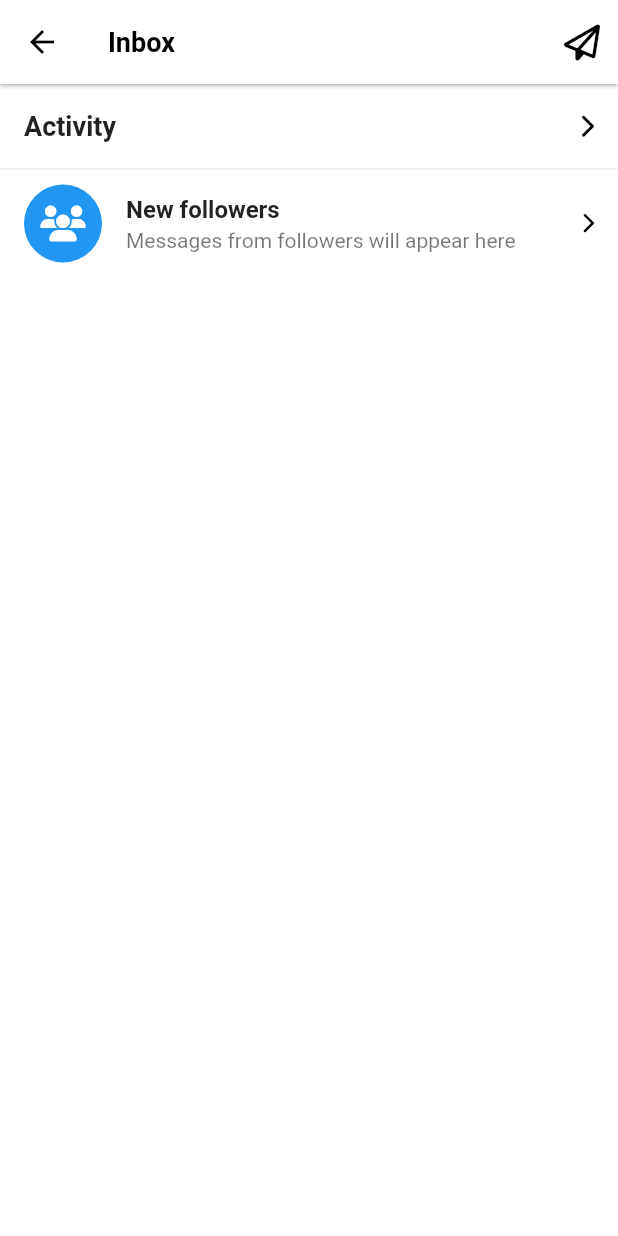
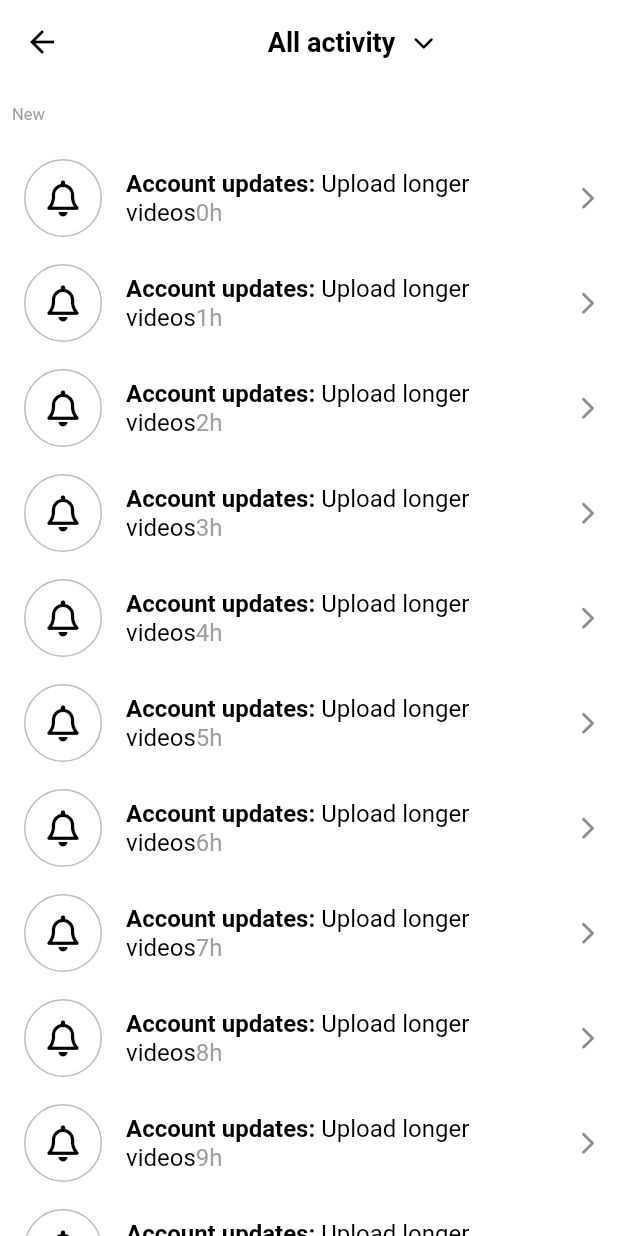
Before and after one commit to marlaangsoul/ex_flutter_clone_coding, a Flutter app: the InboxScreen screen opened directly, after a tap on "Activity", on a phone screen of 412 x 824 dp. Run offline on Flutter 3.47's test engine with Material 2 defaults, Android fonts, the phone set to English and light mode, and no system bars; our stand-ins replace font_awesome_flutter, video_player, visibility_detector.

Commit message:
2023/03/09 Study Update

```diff
--- /dev/null
+++ b/tiktok_clone/lib/features/inbox/activity_screen.dart
@@ -0,0 +1,277 @@
+import 'package:flutter/material.dart';
+import 'package:font_awesome_flutter/font_awesome_flutter.dart';
+import 'package:tiktok_clone/constants/gaps.dart';
+import 'package:tiktok_clone/constants/sizes.dart';
+
+class ActivityScreen extends StatefulWidget {
+  const ActivityScreen({super.key});
+
+  @override
+  State<ActivityScreen> createState() => _ActivityScreenState();
+}
+
+class _ActivityScreenState extends State<ActivityScreen>
+    with
+        SingleTickerProviderStateMixin // 매 프레임마다 변화를 콜백 해줌과 동시에 widget treed에 없을때 resource를 낭비하고 있지 않게도 해준다.
+{
+  final List<String> _notifications = List.generate(20, (index) => "${index}h");
+  // 리스르틑 만드는데, List.generate 하면 generate가 위젯을 20번 생성한다.
+
+  final List<Map<String, dynamic>> _tabs = [
+    {
+      "title": "All activity",
+      "icon": FontAwesomeIcons.solidMessage,
+    },
+    {
+      "title": "Likes",
+      "icon": FontAwesomeIcons.solidHeart,
+    },
+    {
+      "title": "Comments",
+      "icon": FontAwesomeIcons.solidComments,
+    },
+    {
+      "title": "Mentions",
+      "icon": FontAwesomeIcons.at,
+    },
+    {
+      "title": "Followers",
+      "icon": FontAwesomeIcons.solidUser,
+    },
+    {
+      "title": "From TikTok",
+      "icon": FontAwesomeIcons.tiktok,
+    }
+  ];
+
+  bool _showBarrier = false;
+
+  late final AnimationController _animationController = AnimationController(
+      vsync: this, duration: const Duration(milliseconds: 200));
+  //late를 사용하면 initState를 사용할 것 없이 바로 위와 같이 쓸수 있다.
+
+  // @override
+  // void initState() {
+  //   super.initState();
+  //   _animationController = AnimationController(vsync: this);
+  // }
+
+  late final Animation<double> _arrowAnimation =
+      Tween(begin: 0.0, end: 0.5).animate(_animationController);
+
+// 사용자에게 animation 효과를 보여주기 위한 방법.
+// 첫번째.
+// AnimationController의 value를 수정하고, Controller에 eventListener를 추가하는 것.
+// 그런 다음 setState를 하면 그게 build 메소드를 실행시키고 사용자에게 애니메이션의 단계들이 보여지는 것.
+// 두번째
+// Animation Builder를 사용하는 것. Animation Builder가 첫번째 방법의 작업을 대신 해줌.
+// 세번째.
+// 위와 같은 방법. 위의 두문장과 같이 코딩 후, RotationTransition 사용.
+
+  late final Animation<Offset> _panelAnimation = Tween<Offset>(
+    begin: const Offset(0, -1), // 비율이다. 50%
+    end: Offset.zero,
+  ).animate(_animationController);
+
+  late final Animation<Color?> _barrierAnimation =
+      ColorTween(begin: Colors.transparent, end: Colors.black38)
+          .animate(_animationController);
+
+  void _onDismissed(String notification) {
+    _notifications.remove(notification); // notification 삭제.
+    setState(() {});
+  }
+
+  void _toggleAnimation() async {
+    if (_animationController.isCompleted) {
+      await _animationController.reverse();
+    } else {
+      _animationController.forward();
+    }
+
+    setState(() {
+      _showBarrier = !_showBarrier;
+    });
+  }
+
+  @override
+  Widget build(BuildContext context) {
+    print(_notifications); // 사라지는 것을 확인할 수 있다.
+    return Scaffold(
+      appBar: AppBar(
+        title: GestureDetector(
+          onTap: _toggleAnimation,
+          child: Row(
+            mainAxisAlignment: MainAxisAlignment.center,
+            children: [
+              const Text("All activity"),
+              Gaps.h12,
+              RotationTransition(
+                turns: _arrowAnimation,
+                child: const FaIcon(
+                  FontAwesomeIcons.chevronDown,
+                  size: Sizes.size14,
+                ),
+              ),
+            ],
+          ),
+        ),
+      ),
+      body: Stack(
+        children: [
+          ListView(
+            children: [
+              Gaps.v14,
+              Padding(
+                padding: const EdgeInsets.symmetric(
+                  horizontal: Sizes.size8,
+                ),
+                child: Text(
+                  'New',
+                  style: TextStyle(
+                    fontSize: Sizes.size11,
+                    color: Colors.grey.shade500,
+                  ),
+                ),
+              ),
+              Gaps.v14,
+              for (var notification in _notifications)
+                Dismissible(
+                  // 안에 포함 된 위젯을 좌나 우로 넘겨서 없앨 수 있다.
+                  key: Key(notification),
+                  onDismissed: (direction) => _onDismissed(notification),
+                  background: Container(
+                    alignment: Alignment
+                        .centerLeft, // Container 안에 있는 아이템들을 정렬 할 수 있게 해준다.
+                    color: Colors.green,
+                    child: const Padding(
+                      padding: EdgeInsets.only(
+                        left: Sizes.size12,
+                      ),
+                      child: FaIcon(
+                        FontAwesomeIcons.checkDouble,
+                        color: Colors.white,
+                        size: Sizes.size32,
+                      ),
+                    ),
+                  ),
+                  secondaryBackground: Container(
+                    alignment: Alignment.centerRight,
+                    color: Colors.red,
+                    child: const Padding(
+                      padding: EdgeInsets.only(
+                        right: Sizes.size12,
+                      ),
+                      child: FaIcon(
+                        FontAwesomeIcons.trashCan,
+                        color: Colors.white,
+                        size: Sizes.size32,
+                      ),
+                    ),
+                  ),
+                  child: ListTile(
+                    minVerticalPadding: Sizes.size16, // 최소 간격.
+                    leading: Container(
+                      width: Sizes.size52,
+                      decoration: BoxDecoration(
+                        color: Colors.white,
+                        border: Border.all(
+                          // 종에 네모 그리기.
+                          color: Colors.grey.shade400,
+                          width: Sizes.size1,
+                        ),
+                        shape: BoxShape.circle, // 종에 네모를 동그라미로 바꾸기.
+                      ),
+                      child: const Center(
+                        child: FaIcon(
+                          FontAwesomeIcons.bell,
+                          color: Colors.black,
+                        ),
+                      ),
+                    ),
+                    title: RichText(
+                      text: TextSpan(
+                        text: "Account updates:",
+                        style: const TextStyle(
+                            fontWeight: FontWeight.w600,
+                            color: Colors.black,
+                            fontSize: Sizes.size16),
+                        children: [
+                          const TextSpan(
+                            text: " Upload longer videos",
+                            style: TextStyle(
+                              fontWeight: FontWeight.normal,
+                            ),
+                          ),
+                          TextSpan(
+                            text: notification,
+                            style: TextStyle(
+                              fontWeight: FontWeight.normal,
+                              color: Colors.grey.shade500,
+                            ),
+                          ),
+                        ],
+                      ),
+                    ),
+                    trailing: const FaIcon(
+                      FontAwesomeIcons.chevronRight,
+                      size: Sizes.size16,
+                    ),
+                  ),
+                ),
+            ],
+          ),
+          if (_showBarrier)
+            AnimatedModalBarrier(
+              color: _barrierAnimation,
+              dismissible: true,
+              onDismiss: _toggleAnimation,
+            ),
+          SlideTransition(
+            position: _panelAnimation,
+            child: Container(
+              decoration: const BoxDecoration(
+                color: Colors.white,
+                borderRadius: BorderRadius.only(
+                  bottomLeft: Radius.circular(Sizes.size5),
+                  bottomRight: Radius.circular(Sizes.size5),
+                ),
+              ),
+              child: Column(
+                // 컬럼은 수직 축의 최대한의 공간을 사용한다.
+                mainAxisSize: MainAxisSize
+                    .min, // 따라서 최소한의 공간을 사용하기 위해 MainAxisSize.min을 사용한다.
+                children: [
+                  for (var tab in _tabs)
+                    ListTile(
+                      // leading: FaIcon(
+                      //   FontAwesomeIcons.user,
+                      //   color: Colors.black,
+                      //   size: Sizes.size16,
+                      // ), 글씨와 너무 떨어져 있어서 다른 것을 사용하자.
+                      title: Row(
+                        children: [
+                          FaIcon(
+                            tab["icon"],
+                            color: Colors.black,
+                            size: Sizes.size16,
+                          ),
+                          Gaps.h20,
+                          Text(
+                            tab["title"],
+                            style: const TextStyle(
+                              fontWeight: FontWeight.bold,
+                            ),
+                          ),
+                        ],
+                      ),
+                    ),
+                ],
+              ),
+            ),
+          ),
+        ],
+      ),
+    );
+  }
+}
--- a/tiktok_clone/lib/features/inbox/inbox_screen.dart
+++ b/tiktok_clone/lib/features/inbox/inbox_screen.dart
@@ -1,11 +1,18 @@
 import 'package:flutter/material.dart';
 import 'package:font_awesome_flutter/font_awesome_flutter.dart';
 import 'package:tiktok_clone/constants/sizes.dart';
+import 'package:tiktok_clone/features/inbox/activity_screen.dart';
 
 class InboxScreen extends StatelessWidget {
   const InboxScreen({super.key});
 
   void _onDmPressed() {}
+
+  void _onActivityTap(BuildContext context) {
+    Navigator.of(context).push(MaterialPageRoute(
+      builder: (context) => const ActivityScreen(),
+    ));
+  }
 
   @override
   Widget build(BuildContext context) {
@@ -19,13 +26,14 @@ class InboxScreen extends StatelessWidget {
             icon: const FaIcon(
               FontAwesomeIcons.paperPlane,
             ),
-          )
+          ),
         ],
       ),
       body: ListView(
         children: [
           ListTile(
-            onTap: () {}, // 탭 기능을 넣어주면 바로 클릭 시 이벤트가 발생한다.
+            onTap: () =>
+                _onActivityTap(context), // 탭 기능을 넣어주면 바로 클릭 시 이벤트가 발생한다.
             // selected: true, // 선택했을 때 블루 컬러로 바꿀수 있다.
             title: const Text(
               'Activity',
@@ -78,7 +86,7 @@ class InboxScreen extends StatelessWidget {
               size: Sizes.size14,
               color: Colors.black,
             ),
-          )
+          ),
         ],
       ),
     );
--- a/tiktok_clone/lib/features/main_navigation/main_navigation_screen_Cupertino.dart
+++ b/tiktok_clone/lib/features/main_navigation/main_navigation_screen_Cupertino.dart
@@ -1,14 +1,14 @@
 import 'package:flutter/cupertino.dart';
 import 'package:font_awesome_flutter/font_awesome_flutter.dart';
 
-class MainNavigationScreen extends StatefulWidget {
-  const MainNavigationScreen({super.key});
+class MainNavigationScreenC extends StatefulWidget {
+  const MainNavigationScreenC({super.key});
 
   @override
-  State<MainNavigationScreen> createState() => _MainNavigationScreenState();
+  State<MainNavigationScreenC> createState() => _MainNavigationCScreenState();
 }
 
-class _MainNavigationScreenState extends State<MainNavigationScreen> {
+class _MainNavigationCScreenState extends State<MainNavigationScreenC> {
   int _selectIndex = 0;
 
   final screens = [
--- a/tiktok_clone/lib/features/main_navigation/main_navigation_screen_Navigation(matali).dart
+++ b/tiktok_clone/lib/features/main_navigation/main_navigation_screen_Navigation(matali).dart
@@ -1,14 +1,14 @@
 import 'package:flutter/material.dart';
 import 'package:font_awesome_flutter/font_awesome_flutter.dart';
 
-class MainNavigationScreen extends StatefulWidget {
-  const MainNavigationScreen({super.key});
+class MainNavigationScreenM extends StatefulWidget {
+  const MainNavigationScreenM({super.key});
 
   @override
-  State<MainNavigationScreen> createState() => _MainNavigationScreenState();
+  State<MainNavigationScreenM> createState() => _MainNavigationMScreenState();
 }
 
-class _MainNavigationScreenState extends State<MainNavigationScreen> {
+class _MainNavigationMScreenState extends State<MainNavigationScreenM> {
   int _selectIndex = 0;
 
   final screens = [
--- a/tiktok_clone/lib/main.dart
+++ b/tiktok_clone/lib/main.dart
@@ -1,6 +1,6 @@
 import 'package:flutter/material.dart';
 import 'package:tiktok_clone/constants/sizes.dart';
-import 'package:tiktok_clone/features/main_navigation/main_navigation_screen.dart';
+import 'package:tiktok_clone/features/inbox/activity_screen.dart';
 
 void main() {
   runApp(const TikTokApp());
@@ -20,6 +20,8 @@ class TikTokApp extends StatelessWidget {
           cursorColor: Color(0xFFE9435A),
           //selectionColor: Color(0xFFE9435A), // 선택했을 때의 색상.
         ),
+        // splashColor: Colors.transparent, // transparen를 하면 스플래시 효과가 사라진다.
+        // highlightColor: Colors.transparent, // 이렇게 하면 누르고 있는 스플래시 효과가 사라진다.
         appBarTheme: const AppBarTheme(
           foregroundColor: Colors.black,
           backgroundColor: Colors.white,
@@ -32,7 +34,7 @@ class TikTokApp extends StatelessWidget {
         ),
       ),
       //home: const SignUpScreen(),
-      home: const MainNavigationScreen(),
+      home: const ActivityScreen(),
     );
   }
 }
```
